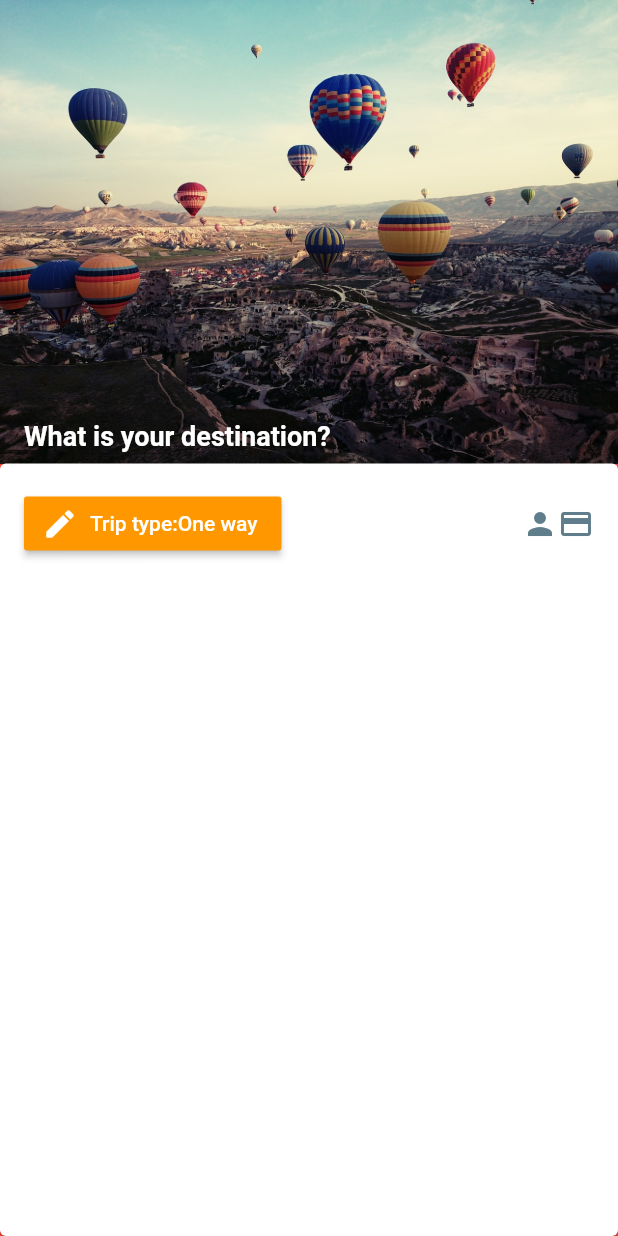
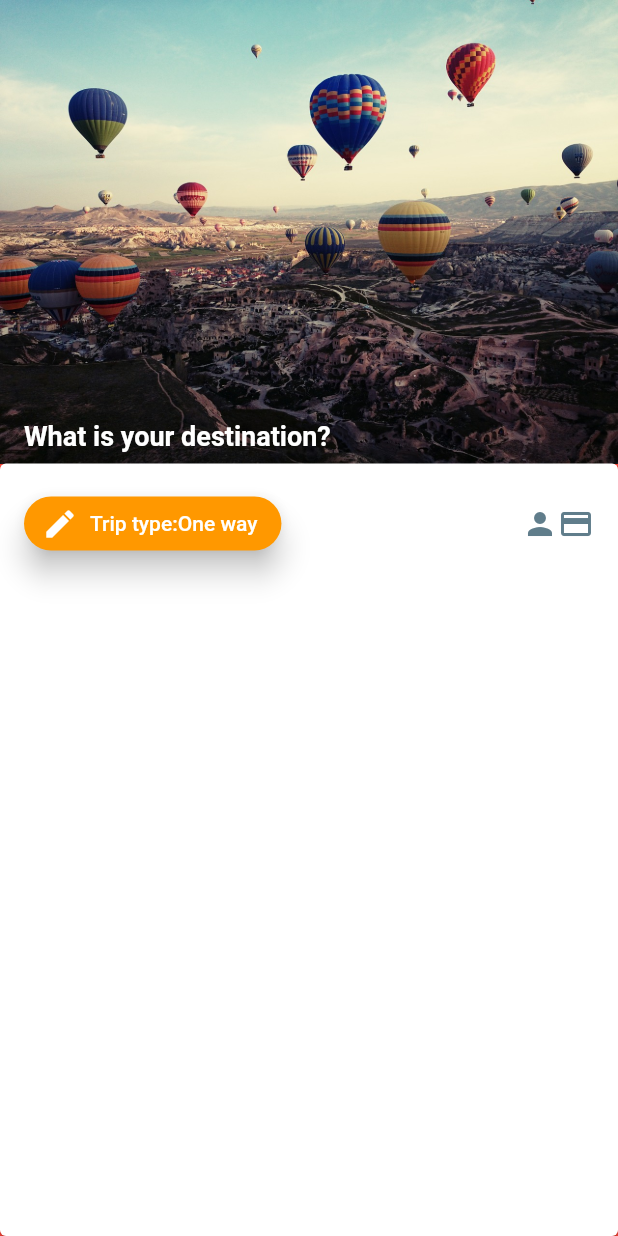
Before and after one commit to Abiri99/Flutter-Booking-Application, a Flutter app: the screen it shows after launch, on a phone screen of 412 x 824 dp. Run offline on Flutter 3.47's test engine with Material 2 defaults, Android fonts, the phone set to English and light mode, and no system bars.

```diff
--- a/lib/components/optionListBtn.dart
+++ b/lib/components/optionListBtn.dart
@@ -29,8 +29,12 @@ class _ddBtnState extends State<ddBtn> {
             icon: Icon(Icons.mode_edit),
             label: Text("Trip type:" + tripType),
             onPressed: _changeTripMode,
+            elevation: 8,
             color: Colors.orange,
             textColor: Colors.white,
+            shape: new RoundedRectangleBorder(
+              borderRadius: new BorderRadius.circular(30.0),
+            ),
           )
         ],
       ),
```
